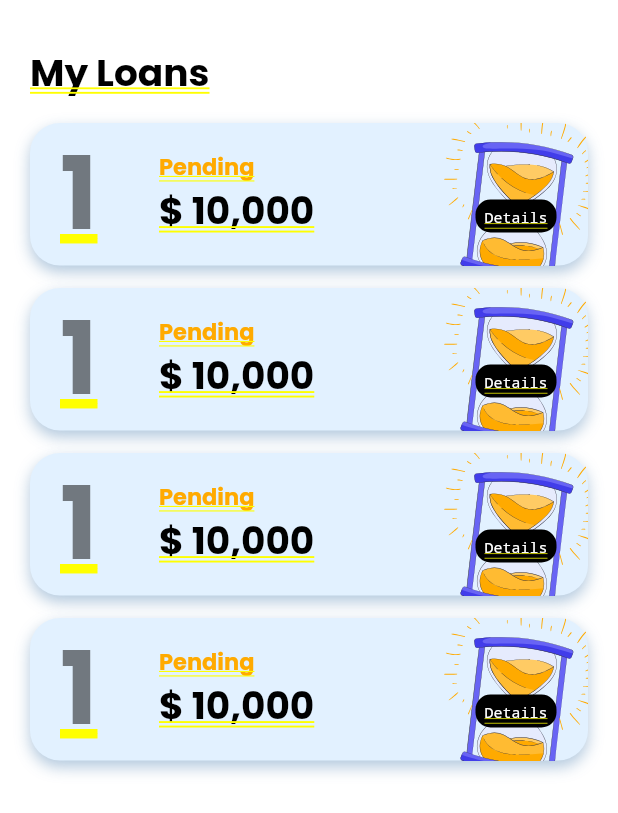
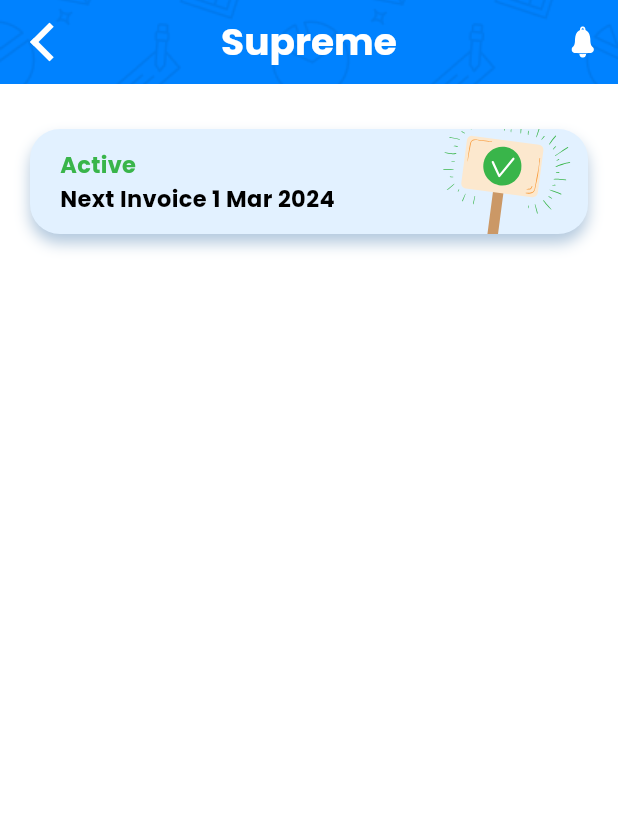
Before and after one commit to CandiceAriel/fintech_app, a Flutter app: the MyLoansScreen screen opened directly, after a tap on "Details", on a phone screen of 412 x 824 dp. Shown: the top 813 px of the screen. Run offline on Flutter 3.47's test engine with Material 3 defaults, Android fonts, the phone set to English and light mode, and no system bars; our stand-ins replace bloc, equatable, flutter_bloc, flutter_dotenv, flutter_svg, flutter_svg_provider and 1 more; accounts and stored records are empty.

Commit message:
Loan details

```diff
--- a/lib/constants.dart
+++ b/lib/constants.dart
@@ -11,3 +11,4 @@ const primaryButtonColor = Color(0xFF0082FF);
 
 //NavKey
 final navigatorKey = GlobalKey<NavigatorState>();
+NavigatorState get navigator => navigatorKey.currentState!;
--- a/lib/layout/default.dart
+++ b/lib/layout/default.dart
@@ -60,24 +60,22 @@ class _DefaultWidgetState extends State<DefaultScaffold> {
             children: [
               //const _AppBar(),
               widget.withNavbar
+              //if using Navbar//
               ? Stack(
                 children: [
                   widget.isBodyScroll
-                  // ? SingleChildScrollView(
-                  //     child: widget.isFullWidth ||
-                  //       MediaQuery.of(context).size.width <
-                  //       ScreenConstants.tabWidth
-                  //     ? widget.bodyWidget
-                  //     : tabWidget)
                   ? SingleChildScrollView(
+                      child: widget.isFullWidth ||
+                        MediaQuery.of(context).size.width <
+                        ScreenConstants.tabWidth
+                      ? widget.bodyWidget
+                      : tabWidget
+                    )
+                  : Container(
+                    height: MediaQuery.of(context).size.height ,
+                    width: MediaQuery.of(context).size.width,
                     child: widget.bodyWidget
-                  )
-                  // : Container(
-                  //     height: MediaQuery.of(context).size.height - ( kToolbarHeight+66) ,
-                  //     width: MediaQuery.of(context).size.width,
-                  //     child: widget.bodyWidget
-                  // ),
-                  : widget.bodyWidget,
+                  ),
                   const Positioned(
                     top: 776,
                     child: SizedBox(
@@ -89,28 +87,43 @@ class _DefaultWidgetState extends State<DefaultScaffold> {
 
                 ]
               )
-              :  widget.bodyWidget
+              //if not using Navbar, check ig body is scrollable//
+              : widget.isBodyScroll
+                ? SingleChildScrollView(
+                  child: widget.isFullWidth ||
+                    MediaQuery.of(context).size.width <
+                    ScreenConstants.tabWidth
+                  ? widget.bodyWidget
+                  : tabWidget
+                )
+                : Expanded(
+                // height: MediaQuery.of(context).size.height - AppBar().preferredSize.height ,
+                // width: MediaQuery.of(context).size.width,
+                  child: widget.bodyWidget
+              ),
             ],
           )
         )
       );
     } else {
+      //No Appbar//
       return Scaffold(
         body: SafeArea(
            child: widget.withNavbar
             ? Stack(
               children: [
                 widget.isBodyScroll
-                  // ? SingleChildScrollView(
-                  //     child: widget.isFullWidth ||
-                  //       MediaQuery.of(context).size.width <
-                  //       ScreenConstants.tabWidth
-                  //     ? widget.bodyWidget
-                  //     : tabWidget)
                 ? SingleChildScrollView(
+                  child: widget.isFullWidth ||
+                    MediaQuery.of(context).size.width <
+                    ScreenConstants.tabWidth
+                  ? widget.bodyWidget
+                  : tabWidget)
+                : Container(
+                  height: MediaQuery.of(context).size.height,
+                  width: MediaQuery.of(context).size.width,
                   child: widget.bodyWidget
-                  )
-                  : widget.bodyWidget,
+                ),
                 const Positioned(
                   bottom: 10,
                   right: 0,
@@ -123,7 +136,18 @@ class _DefaultWidgetState extends State<DefaultScaffold> {
                 )
               ]
             )
-              : widget.bodyWidget
+            //Without Navbar//
+            : widget.isBodyScroll
+            ? SingleChildScrollView(
+              child: widget.isFullWidth || MediaQuery.of(context).size.width < ScreenConstants.tabWidth
+                ? widget.bodyWidget
+                : tabWidget
+            )
+            : Container(
+                height: MediaQuery.of(context).size.height,
+                width: MediaQuery.of(context).size.width,
+                child: widget.bodyWidget
+            ),
         )
       );
     }
@@ -175,7 +199,8 @@ AppBar _createAppBar(context, isShowLeading, title) {
             height: 21,
             width: 15,
             fit: BoxFit.scaleDown
-          )
+          ),
+          onTap: () => navigator.pushNamed('/'),
         );
     }),
     actions: [
--- a/lib/routes.dart
+++ b/lib/routes.dart
@@ -1,3 +1,4 @@
+import 'package:fintech_app/screens/loan_details.dart';
 import 'package:fintech_app/screens/my_loans.dart';
 import 'package:fintech_app/screens/request_payment.dart';
 import 'package:fintech_app/screens/verify_otp.dart';
@@ -46,11 +47,20 @@ var routes = <String, WidgetBuilder>{
     bodyWidget: const PaymenyVerificationScreen(),
     showAppBar: true,
     isBodyScroll: false,
+    isShowLeading: false,
+    withNavbar: false,
   ),
-  '/verify_id': (context) => DefaultScaffold(
+  '/otp': (context) => DefaultScaffold(
     bodyWidget: VerifyOtpScreen(),
     showAppBar: false,
     isBodyScroll: false,
     withNavbar: false,
   ),
+  '/loandetail': (context) => DefaultScaffold(
+    bodyWidget: const LoanDetailScreen(),
+    isShowLeading: false,
+    showAppBar: true,
+    isBodyScroll: false,
+    withNavbar: false,
+  ),
 };
--- /dev/null
+++ b/lib/screens/loan_details.dart
@@ -0,0 +1,56 @@
+import 'package:fintech_app/layout/default.dart';
+import 'package:fintech_app/widget/rounded_container.dart';
+import 'package:flutter/cupertino.dart';
+import 'package:flutter/material.dart';
+
+class LoanDetailScreen extends StatefulWidget {
+  const LoanDetailScreen({super.key});
+
+  static Route<void> route() {
+    return MaterialPageRoute<void>(
+      builder: (_) => DefaultScaffold(
+        bodyWidget: const LoanDetailScreen(),
+        isShowLeading: false,
+        showAppBar: true,
+        isBodyScroll: false,
+        withNavbar: false,
+      )
+    );
+  }
+
+  @override
+  State<LoanDetailScreen> createState() => _LoanDetailScreenState();
+}
+
+class _LoanDetailScreenState extends State<LoanDetailScreen> {
+  @override
+  Widget build(BuildContext context) {
+    return Container(
+      padding: const EdgeInsets.fromLTRB(20, 30, 20, 50),
+      child:
+      Stack(
+        children: [
+
+          RoundedContainer(status: 'Active', text: 'Next Invoice 1 Mar 2024', wButton: false, withBg: true, loanDetail: true,),
+          Positioned(
+            bottom: 0,
+            child: Container(
+              decoration: const BoxDecoration(
+                boxShadow: [
+                  BoxShadow(
+                    color: Color.fromRGBO(0, 0, 0, 0.2),
+                    offset: Offset(0, -3),
+                    blurRadius: 6,
+                    spreadRadius: 0,
+                  )
+                ],
+                color: Color(0xFFFFFFFF),
+              ),
+            )
+            )
+        ],
+      )
+    );
+
+  }
+}
--- a/lib/screens/my_loans.dart
+++ b/lib/screens/my_loans.dart
@@ -3,6 +3,7 @@ import 'package:fintech_app/widget/rounded_container.dart';
 import 'package:flutter/material.dart';
 
 class MyLoansScreen extends StatefulWidget {
+
   const MyLoansScreen({super.key});
 
   static Route<void> route() {
@@ -100,7 +101,8 @@ class MyLoansView extends StatelessWidget {
                         height: 15,
                       ),
                       RoundedContainer(
-                        caption: 'Pending',
+                        number: index.toString(),
+                        status: 'Pending',
                         text: '\$ 10,000',
                         btnTxt: 'Details',
                         isBlack: true,
@@ -116,9 +118,6 @@ class MyLoansView extends StatelessWidget {
               ),
           ],
         ),
-
-
-
     );
   }
 }
--- a/lib/screens/request_payment.dart
+++ b/lib/screens/request_payment.dart
@@ -31,8 +31,6 @@ class RequestPaymentView extends StatelessWidget {
   @override
   Widget build(BuildContext context) {
     return Container (
-      height: MediaQuery.of(context).size.height - ( kToolbarHeight+24) ,
-      width: MediaQuery.of(context).size.width,
       decoration: const BoxDecoration(
         image: DecorationImage(
           fit: BoxFit.fill,
--- /dev/null
+++ b/lib/widget/custom_button_small.dart
@@ -0,0 +1,90 @@
+import 'package:flutter/material.dart';
+import 'package:fintech_app/constants.dart';
+
+class CustomButtonSmall extends StatelessWidget{
+  final Function()? onPressed;
+  final String btnText;
+  final bool isFilled;
+  bool? isSmall = false;
+
+  CustomButtonSmall({super.key, required this.btnText, required this.isFilled,  this.isSmall, this.onPressed});
+
+  @override
+  Widget build(BuildContext context) {
+    if(isSmall = true){
+      return SizedBox(
+      //height: 17,
+      //width: 54,
+        child: ElevatedButton(
+          onPressed:() {
+            if(btnText=='Details'){
+              Navigator.of(context).pushNamed('/loandetail');
+            }
+          },
+          style: ButtonStyle(
+            backgroundColor: MaterialStateProperty.all<Color>(Color(0xFF000000)),
+            shape: MaterialStateProperty.all<RoundedRectangleBorder>(
+              RoundedRectangleBorder(
+                borderRadius: BorderRadius.circular(10.0),
+              )
+            ),
+            padding: MaterialStateProperty.all<EdgeInsets>(EdgeInsets.zero),
+            tapTargetSize: MaterialTapTargetSize.shrinkWrap,
+          ),
+          child: Text(
+            btnText,
+            style: TextStyle(
+              fontFamily: 'Poppins',
+              color: const Color(0xFFFFFFFF),
+              fontWeight: FontWeight.w400,
+              fontSize: 10,
+              height: 1.5
+            ),
+          ),
+        )
+      );
+    } else {
+      return Container(
+      width: 89.0,
+      height: 36.0,
+      decoration: BoxDecoration(
+        borderRadius: const BorderRadius.all(
+          Radius.circular(10.0),
+        ),
+        boxShadow: [
+          BoxShadow(
+            color: Color.fromRGBO(0, 130, 255, 0.5),
+            spreadRadius: 0,
+            blurRadius: 13,
+            offset: Offset(0, 6),
+          )
+        ],
+        color: (Color(0xFF0082FF))
+      ),
+      child: Center(
+        child: GestureDetector(
+          onTap: (){
+            // context.read<LogInBloc>().add(FormSubmitted());
+            if(btnText=='Pay'){
+              Navigator.of(context).pushNamed('/requestpayment');
+            }
+            if(btnText=='Details'){
+              Navigator.of(context).pushNamed('/loandetail');
+            }
+          },
+          child: Text(
+            btnText,
+            style: TextStyle(
+              color: Color(0xFFFFFFFF),
+              fontWeight: FontWeight.w600,
+              fontSize: 15,
+              height: 1.5
+            ),
+          ),
+        )
+      )
+    );
+    }
+
+  }
+}
--- a/lib/widget/login_form.dart
+++ b/lib/widget/login_form.dart
@@ -49,7 +49,7 @@ class _LogInFormState extends State<LogInForm> {
     return BlocListener<LogInBloc, LogInState>(
       listener: (context, state) {
         if (state.status.isSuccess) {
-          navigatorKey.currentState?.pushNamed('/');
+          navigator.pushNamed('/');
         } else if (state.status.isFailure) {
           ScaffoldMessenger.of(context)
             ..hideCurrentSnackBar()
@@ -240,7 +240,7 @@ class _LogInButton extends StatelessWidget {
       child: ElevatedButton(
         onPressed: (){
           // context.read<LogInBloc>().add(FormSubmitted());
-          Navigator.of(context).pushNamed('/requestpayment');
+          navigator.pushNamed('/');
         },
         style: ButtonStyle(
           foregroundColor: MaterialStateProperty.all<Color>(Colors.white),
--- a/lib/widget/rounded_container.dart
+++ b/lib/widget/rounded_container.dart
@@ -1,21 +1,24 @@
 // ignore_for_file: prefer_const_constructors, prefer_const_literals_to_create_immutables
 
+import 'package:fintech_app/constants.dart';
+import 'package:fintech_app/widget/custom_button_small.dart';
 import 'package:flutter/cupertino.dart';
 import 'package:flutter/material.dart';
 import 'package:flutter/widgets.dart';
 import 'package:flutter_svg_provider/flutter_svg_provider.dart';
 
 class RoundedContainer extends StatefulWidget {
-  String text, caption, btnTxt, number;
-  String? bgColor;
+  String text, status, btnTxt, number;
+  String? bgColor, onPressed;
   double? height, width;
-  bool wButton, isWhite, isBlack, isWarning, isTextTop, isMyLoan, withBg, isPending;
+  bool wButton, isWhite, isBlack, isWarning, isTextTop, isMyLoan, withBg, isPending, loanDetail;
 
   RoundedContainer({
     Key? key,
-    required this.caption,
+    required this.status,
     required this.text,
-    required this.btnTxt,
+    this.onPressed,
+    this.btnTxt = '',
     this.number = '1',
     this.height,
     this.width,
@@ -27,7 +30,8 @@ class RoundedContainer extends StatefulWidget {
     this.isBlack= true,
     this.isTextTop= true,
     this.isMyLoan= false,
-    this.withBg= false})
+    this.withBg= false,
+    this.loanDetail= false})
   : super(key: key);
 
   @override
@@ -35,6 +39,10 @@ class RoundedContainer extends StatefulWidget {
 }
 
 class _RoundedContainerState extends State<RoundedContainer> {
+  void goToRoute(route){
+    navigator.pushNamed('/$route');
+  }
+
   @override
   Widget build(BuildContext context) {
     if ( widget.isMyLoan == true) {
@@ -99,7 +107,7 @@ class _RoundedContainerState extends State<RoundedContainer> {
                         Align(
                           alignment: Alignment.bottomLeft,
                           child: Text(
-                            widget.caption,
+                            widget.status,
                             style: TextStyle(
                               fontFamily: 'Poppins',
                               fontSize: 15,
@@ -156,7 +164,7 @@ class _RoundedContainerState extends State<RoundedContainer> {
                         Align(
                           alignment: Alignment.bottomLeft,
                           child: Text(
-                            widget.caption,
+                            widget.status,
                             style: TextStyle(
                               fontFamily: 'Poppins',
                               fontSize: 15,
@@ -185,7 +193,8 @@ class _RoundedContainerState extends State<RoundedContainer> {
 
             ),
             Spacer(),
-            Stack(
+            !widget.loanDetail
+            ? Stack(
               children: [
                 SizedBox(
                   width: 120.0,
@@ -216,7 +225,7 @@ class _RoundedContainerState extends State<RoundedContainer> {
                   padding: EdgeInsets.fromLTRB(45, 49, 20, 22),
                   child: Align(
                     alignment: Alignment.bottomCenter,
-                    child: _SmallButton(text: widget.btnTxt, isBlack: widget.isBlack),
+                    child: CustomButtonSmall(btnText: 'Details', isFilled: true, onPressed: () => goToRoute('details'))
                   )
 
                 )
@@ -227,13 +236,41 @@ class _RoundedContainerState extends State<RoundedContainer> {
 
               ],
             )
+            :SizedBox(
+              width: 120.0,
+              height: double.maxFinite,
+
+              child: Container(
+                margin: EdgeInsets.only(left: 20),
+                clipBehavior: Clip.antiAliasWithSaveLayer,
+                      //padding: EdgeInsets.only(left: 20.0),
+                decoration: BoxDecoration(
+                          //border: Border.all(color: Colors.blueAccent),
+                  image: widget.withBg
+                  ? DecorationImage(
+                    image:  (() {
+                      if (widget.isWarning) return Svg('assets/images/loan_rejected.svg');
+                      if(widget.isPending) return Svg('assets/images/hourglass.svg');
+                      return Svg('assets/images/active_sign.svg');
+                    }())
+                    ,
+                    fit: BoxFit.fill,
+                  )
+                  : null
+                ),
+              ),
+            ),
           ],
         ),
       );
     } else {
       return Container(
-        constraints: const BoxConstraints(
-          maxHeight: 96,
+        constraints: widget.loanDetail
+              ? BoxConstraints(
+                maxHeight: 70
+              )
+              : BoxConstraints(
+                maxHeight: 96
               ),
         decoration: BoxDecoration(
           boxShadow: [
@@ -252,8 +289,8 @@ class _RoundedContainerState extends State<RoundedContainer> {
         child: Row(
           children: [
             Container(
-              height: double.maxFinite,
               margin: EdgeInsets.only(left: 20),
+
               decoration: BoxDecoration(
                 //border: Border.all(color: Colors.blueAccent),
               ),
@@ -270,7 +307,7 @@ class _RoundedContainerState extends State<RoundedContainer> {
                         Align(
                           alignment: Alignment.bottomLeft,
                           child: Text(
-                            widget.caption,
+                            widget.status,
                             style: TextStyle(
                               fontFamily: 'Poppins',
                               fontSize: 15,
@@ -285,7 +322,19 @@ class _RoundedContainerState extends State<RoundedContainer> {
                               // ),
                         Align(
                           alignment: Alignment.centerLeft,
-                          child:  Text(
+                          child: widget.loanDetail
+                          ? Text(
+                            widget.text,
+                            style: const TextStyle(
+                               fontFamily: 'Poppins',
+                              fontSize: 15,
+                              height: 1.5,
+                              fontWeight: FontWeight.w600,
+                              color: Color.fromRGBO(0, 0, 0, 1)
+
+                            ),
+                          )
+                          : Text(
                             widget.text,
                             style: const TextStyle(
                              fontFamily: 'Poppins',
@@ -294,7 +343,7 @@ class _RoundedContainerState extends State<RoundedContainer> {
                               fontWeight: FontWeight.w600,
                               color: Color.fromRGBO(0, 0, 0, 1)
                             ),
-                          ),
+                          )
                         ),
 
 
@@ -320,7 +369,7 @@ class _RoundedContainerState extends State<RoundedContainer> {
                           Align(
                             alignment: Alignment.bottomLeft,
                             child: Text(
-                              widget.caption,
+                              widget.status,
                               style: TextStyle(
                                 fontFamily: 'Poppins',
                                 fontSize: 15,
@@ -340,7 +389,33 @@ class _RoundedContainerState extends State<RoundedContainer> {
                 )
               ),
             Spacer(),
-          Stack(
+            widget.loanDetail
+            ? ClipRRect(
+                child: Container(
+
+                  width: 120.0,
+                  height: double.maxFinite,
+                  margin: EdgeInsets.only(left: 20),
+                  clipBehavior: Clip.antiAliasWithSaveLayer,
+                        //padding: EdgeInsets.only(left: 20.0),
+                  decoration: BoxDecoration(
+                            //border: Border.all(color: Colors.blueAccent),
+                    image: widget.withBg
+                    ? DecorationImage(
+                      image:  (() {
+                        if (widget.isWarning) return Svg('assets/images/loan_rejected.svg');
+                        if(widget.isPending) return Svg('assets/images/hourglass.svg');
+                        return Svg('assets/images/active_sign.svg');
+                      }())
+                      ,
+                      fit: BoxFit.contain,
+                    )
+                    : null
+                  ),
+                ),
+              )
+              //with button
+            : Stack(
               children: [
                 SizedBox(
                   width: 120.0,
@@ -371,7 +446,8 @@ class _RoundedContainerState extends State<RoundedContainer> {
                     padding: EdgeInsets.fromLTRB(45, 49, 20, 22),
                     child: Align(
                       alignment: Alignment.bottomCenter,
-                    child: _SmallButton(text: widget.btnTxt, isBlack: widget.isBlack),
+                      child: CustomButtonSmall(btnText: 'Details', isFilled: true, isSmall: false,)
+                      // _SmallButton(text: widget.btnTxt, isBlack: widget.isBlack),
                     )
                 )
                   : Align(
@@ -379,7 +455,9 @@ class _RoundedContainerState extends State<RoundedContainer> {
                     child: _SmallButton(text: widget.btnTxt, isBlack: widget.isBlack),
                 )
               ],
-          )],
+            )
+
+          ]
         ),
 
       );
@@ -433,7 +511,7 @@ class _SmallButton extends StatelessWidget{
           onTap: (){
             // context.read<LogInBloc>().add(FormSubmitted());
             if(text=='Pay'){
-              Navigator.of(context).pushNamed('/paymentver');
+              Navigator.of(context).pushNamed('/requestpayment');
             }
 
           },
--- a/lib/widget/signup_form.dart
+++ b/lib/widget/signup_form.dart
@@ -20,6 +20,7 @@ class SignupForm extends StatefulWidget {
 }
 
 class _SignupFormState extends State<SignupForm> {
+
    var emailController = TextEditingController();
    var passwordController = TextEditingController();
    var fullNameController = TextEditingController();
@@ -50,7 +51,7 @@ class _SignupFormState extends State<SignupForm> {
     return BlocListener<SignupBloc, SignUpState>(
       listener: (context, state) {
         if (state.status.isSuccess) {
-          navigatorKey.currentState?.pushNamed('/ver_email');
+          navigator..pushNamed('/ver_email');
         } else if (state.status.isFailure) {
           ScaffoldMessenger.of(context)
             ..hideCurrentSnackBar()
@@ -276,7 +277,7 @@ class _SignUpButton extends StatelessWidget {
       child: ElevatedButton(
         onPressed: (){
           //context.read<SignupBloc>().add(FormSubmitted());
-          Navigator.of(context).pushNamed('/verify_id');
+          navigator.pushNamed('/otp');
         },
         style: ButtonStyle(
           foregroundColor: MaterialStateProperty.all<Color>(Colors.white),
```
Also changed, not shown: lib/screens/home.dart (+22 -20 lines), lib/screens/payment_status_screen.dart (+4 -3 lines), lib/screens/verify_otp.dart (+12 -0 lines), lib/screens/verifyid_screen.dart (added, +15 -0 lines). Lines whose indentation alone changed are shown as unchanged.
